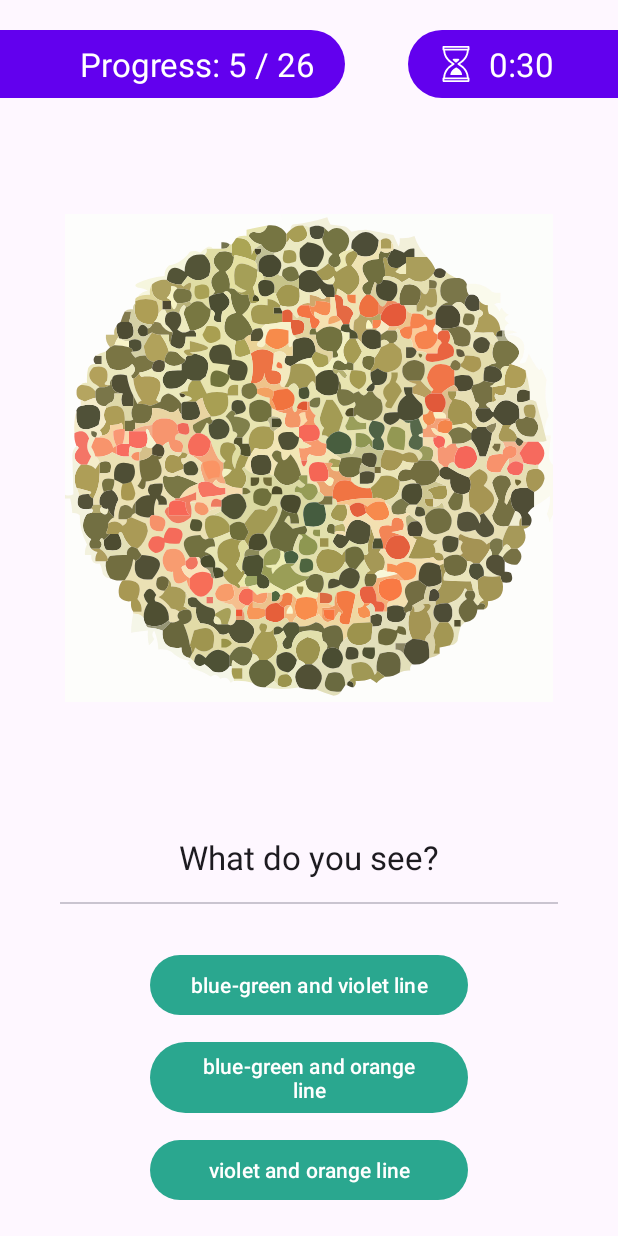
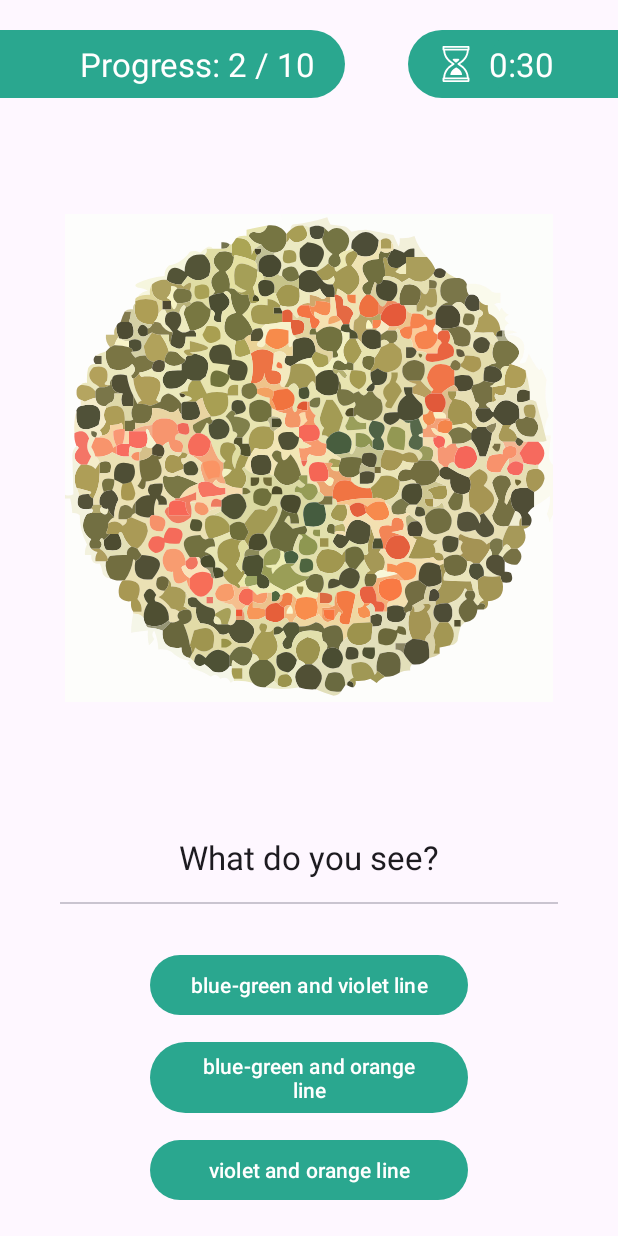
Before and after one commit to MagdalenaBator222/Ishihara_test, an Android app: the LoopVersusFragment screen opened through its navigation route, after a tap on "nothing", on a phone screen of 412 x 824 dp. Run offline under Robolectric (Android 15) with nearby library versions, the phone set to English and light mode, and no system bars; our stand-ins replace data binding.

Commit message:
UI update

```diff
--- a/app/src/main/java/com/pl/agh/bator/ishihara_test/IshiharaViewModel.kt
+++ b/app/src/main/java/com/pl/agh/bator/ishihara_test/IshiharaViewModel.kt
@@ -19,7 +19,7 @@
 
 
 class IshiharaViewModel : ViewModel() {
-    var MAX_NO_OF_PLATES = 10
+    var MAX_NO_OF_PLATES = 102
     val VERSUS_COUNT = 10
     val TEST_COUNT = 38
     val SCORE_DECREASE = 7
@@ -48,18 +48,9 @@
 
     fun getNextPlate() {
         _currentPlate.value = platesList[currentAnswerCount.value!!]
-        _currentAnswerCount.value = (_currentAnswerCount.value!!).plus(1)
+        _currentAnswerCount.value = (_currentAnswerCount.value ?: 0) + 1
     }
 
-    /*
-    fun isUserPlateCorrect(playerWord: ? ): Boolean {
-        if (playerAnswer.equals(currentAnswer, true)) {
-            increaseScore()
-            return true
-        }
-        return false
-    }
-    */
 
     fun getPlateList() {
         val datasource = Datasource()
--- a/app/src/main/java/com/pl/agh/bator/ishihara_test/LoopVersusFragment.kt
+++ b/app/src/main/java/com/pl/agh/bator/ishihara_test/LoopVersusFragment.kt
@@ -19,7 +19,7 @@
     private var _binding : FragmentLoopVersusBinding? = null
     private val binding get() = _binding!! // get-only property
 
-    private val viewModel : IshiharaViewModel by activityViewModels()
+    private val sharedViewModel : IshiharaViewModel by activityViewModels()
 
     override fun onCreate(savedInstanceState: Bundle?) {
         super.onCreate(savedInstanceState)
@@ -42,7 +42,11 @@
 
     override fun onViewCreated(view: View, savedInstanceState: Bundle?) {
         super.onViewCreated(view, savedInstanceState)
-        viewModel.reinitializeData(true)
+        sharedViewModel.reinitializeData(true)
+        binding?.apply {
+            lifecycleOwner = viewLifecycleOwner
+            viewModel = sharedViewModel
+        }
         updatePlateOnScreen()
         // navigate to the next screen after clicking on one of the buttons
         binding.answer1.setOnClickListener {
@@ -64,22 +68,22 @@
     }
 
     private fun onAnswerSelected(answer: Int) {
-        viewModel.checkAnswer(answer)
-        if(viewModel.currentAnswerCount.value == viewModel.MAX_NO_OF_PLATES) {
+        sharedViewModel.checkAnswer(answer)
+        if(sharedViewModel.currentAnswerCount.value == sharedViewModel.MAX_NO_OF_PLATES) {
             findNavController().navigate(R.id.action_loopVersusFragment_to_resultsVersusFragment)
         } else {
-            viewModel.getNextPlate()
+            sharedViewModel.getNextPlate()
             updatePlateOnScreen()
         }
     }
 
     private fun updatePlateOnScreen() {
-        binding.plateImage.setImageResource(viewModel.currentPlate.value!!.imageResource)
+        binding.plateImage.setImageResource(sharedViewModel.currentPlate.value!!.imageResource)
         val answerOrder = listOf<Int>(0, 1, 2).shuffled()
-        viewModel.setOrder(answerOrder)
-        binding.answer1.text = viewModel.currentPlate.value!!.answers[answerOrder[0]].answer
-        binding.answer2.text = viewModel.currentPlate.value!!.answers[answerOrder[1]].answer
-        binding.answer3.text = viewModel.currentPlate.value!!.answers[answerOrder[2]].answer
+        sharedViewModel.setOrder(answerOrder)
+        binding.answer1.text = sharedViewModel.currentPlate.value!!.answers[answerOrder[0]].answer
+        binding.answer2.text = sharedViewModel.currentPlate.value!!.answers[answerOrder[1]].answer
+        binding.answer3.text = sharedViewModel.currentPlate.value!!.answers[answerOrder[2]].answer
     }
 
     /*
--- /dev/null
+++ b/app/src/main/res/color/primary_color_tint.xml
@@ -0,0 +1,5 @@
+<selector xmlns:android="http://schemas.android.com/apk/res/android">
+    <item android:color="?attr/colorPrimary" android:alpha = "0.12" android:state_checked="true"/>
+    <item android:color="?attr/colorOnPrimary" android:state_checked="false"/>
+    <item android:alpha="0.1" android:color="?attr/colorOnSurface"/>
+</selector>
--- a/app/src/main/res/drawable/rounded_rectangle_from_left.xml
+++ b/app/src/main/res/drawable/rounded_rectangle_from_left.xml
@@ -1,7 +1,7 @@
 <?xml version="1.0" encoding="utf-8"?>
 <shape xmlns:android="http://schemas.android.com/apk/res/android"
     android:shape="rectangle">
-    <solid android:color="@color/design_default_color_primary" />
+    <solid android:color="@color/turquoise_500" />
     <corners android:bottomRightRadius="32dp"
         android:topRightRadius="32dp"/>
 </shape>
--- a/app/src/main/res/drawable/rounded_rectangle_from_right.xml
+++ b/app/src/main/res/drawable/rounded_rectangle_from_right.xml
@@ -1,7 +1,7 @@
 <?xml version="1.0" encoding="utf-8"?>
 <shape xmlns:android="http://schemas.android.com/apk/res/android"
     android:shape="rectangle">
-    <solid android:color="@color/design_default_color_primary" />
+    <solid android:color="@color/turquoise_500" />
     <corners android:bottomLeftRadius="32dp"
         android:topLeftRadius="32dp"/>
 </shape>
--- a/app/src/main/res/layout/fragment_leaderboard.xml
+++ b/app/src/main/res/layout/fragment_leaderboard.xml
@@ -59,7 +59,7 @@
             android:id="@+id/name"
             android:layout_width="wrap_content"
             android:layout_height="wrap_content"
-            android:text="xyz"
+            android:text="@{viewModel.currentScore.toString()}"
             style="@style/TextAppearance.Material3.BodyLarge"
             app:layout_constraintLeft_toLeftOf="parent"
             app:layout_constraintTop_toBottomOf="@id/result_caption"
--- a/app/src/main/res/layout/fragment_loop_versus.xml
+++ b/app/src/main/res/layout/fragment_loop_versus.xml
@@ -2,8 +2,8 @@
 <layout>
     <data>
         <variable
-            name="answerOneListener"
-            type="com.pl.agh.bator.ishihara_test.LoopVersusFragment" />
+            name="viewModel"
+            type="com.pl.agh.bator.ishihara_test.IshiharaViewModel" />
     </data>
 
     <androidx.constraintlayout.widget.ConstraintLayout
@@ -23,7 +23,7 @@
             android:background="@drawable/rounded_rectangle_from_left"
             android:gravity="center_vertical|end"
             android:paddingEnd="20dp"
-            android:text="Progress: 5 / 26"
+            android:text="@{@string/progress(viewModel.currentAnswerCount, viewModel.MAX_NO_OF_PLATES)}"
             android:textColor="@color/design_default_color_on_primary"
             app:layout_constraintLeft_toLeftOf="parent"
             app:layout_constraintTop_toTopOf="parent" />
--- a/app/src/main/res/values/colors.xml
+++ b/app/src/main/res/values/colors.xml
@@ -1,5 +1,6 @@
 <?xml version="1.0" encoding="utf-8"?>
 <resources>
+    <color name="colorPrimary">#2aa78f</color>
     <color name="turquoise_200">#2ED8B7</color>
     <color name="turquoise_500">#2aa78f</color>
     <color name="turquoise_700">#0F6E5C</color>
--- a/app/src/main/res/values/strings.xml
+++ b/app/src/main/res/values/strings.xml
@@ -20,4 +20,5 @@
     <string name="return_dialog_detail">Your progress will not be saved.</string>
     <string name="confirm_btn">Confirm</string>
     <string name="cancel_btn">Cancel</string>
+    <string name="progress">Progress: %s / %s</string>
 </resources>
--- a/app/src/main/res/values/themes.xml
+++ b/app/src/main/res/values/themes.xml
@@ -2,7 +2,7 @@
     <!-- Base application theme. -->
     <style name="Theme.Ishihara_test" parent="Theme.Material3.DayNight.NoActionBar">
         <!-- Primary brand color. -->
-        <item name="colorPrimary">@color/turquoise_500</item>
+        <item name="colorPrimary">@color/colorPrimary</item>
         <item name="colorPrimaryVariant">@color/turquoise_700</item>
         <item name="colorOnPrimary">@color/white</item>
         <!-- Secondary brand color. -->
```
Also changed, not shown: app/src/main/java/com/pl/agh/bator/ishihara_test/LoopTestFragment.kt (+12 -8 lines), app/src/main/res/layout/fragment_choose_mode.xml (+5 -2 lines), app/src/main/res/layout/fragment_loop_test.xml (+8 -1 lines).
